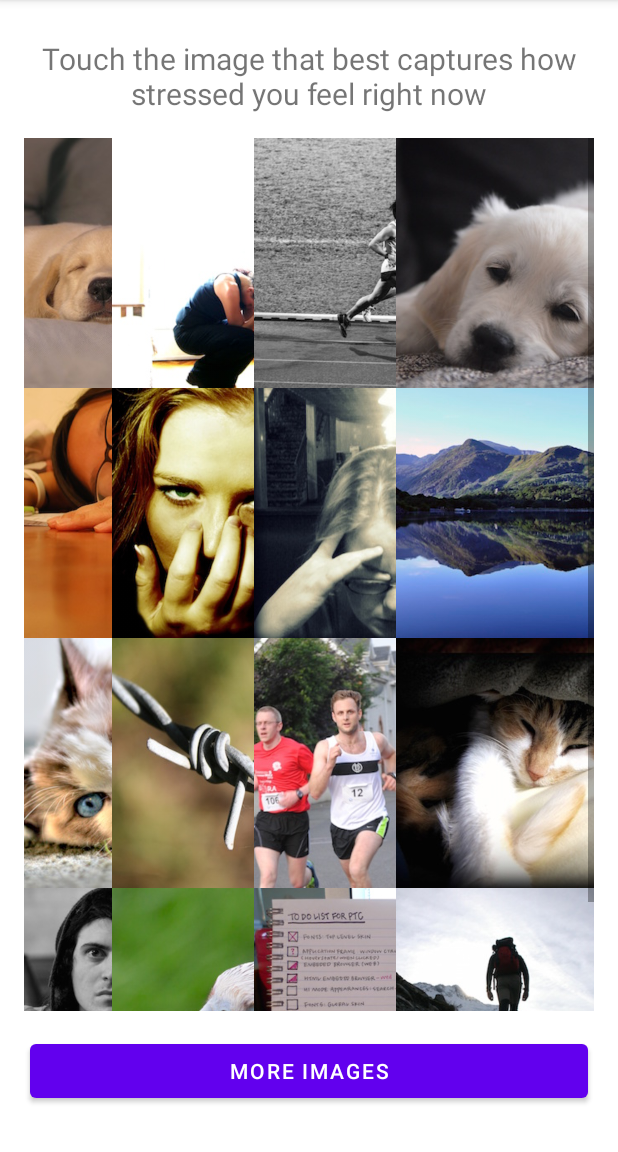
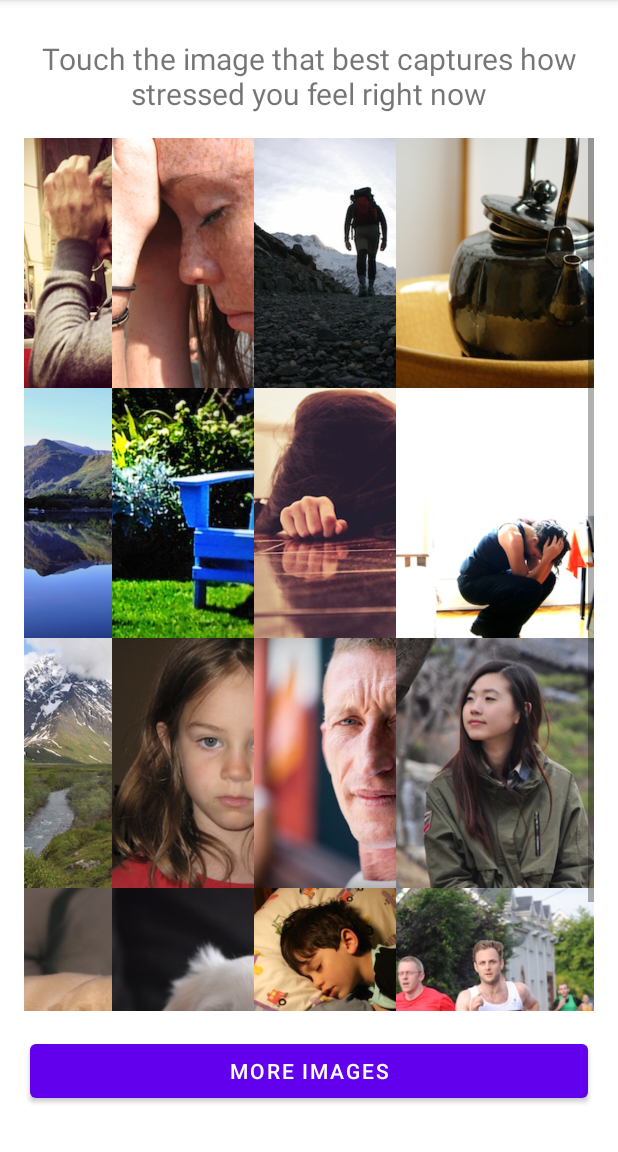
Before and after one commit to Vivian-Tung/StressMeter, an Android app: the screen it shows after launch (MainActivity), after a tap on "MORE IMAGES", on a phone screen of 412 x 824 dp, the part 84-1236 px from its top. Run offline under Robolectric (Android 15) with nearby library versions, the phone set to English and light mode, and no system bars; our stand-ins replace navigation-ui.

Commit message:
fix grid view

```diff
--- a/app/src/main/java/dev/viviantung/stressmeter/ui/results/ResultsFragment.kt
+++ b/app/src/main/java/dev/viviantung/stressmeter/ui/results/ResultsFragment.kt
@@ -130,9 +130,11 @@ class ResultsFragment : Fragment() {
                 setPadding(8, 8, 8, 8)
             }
 
+            // add UI tweaks to it
+            timeStampView.background = ResourcesCompat.getDrawable(resources, R.drawable.rectangle, null)
+            scoreView.background =  ResourcesCompat.getDrawable(resources, R.drawable.rectangle, null)
             row.addView(timeStampView)
             row.addView(scoreView)
-            row.background = ResourcesCompat.getDrawable(resources, R.drawable.rectangle, null)
             tableLayout.addView(row)
         }
     }
--- a/app/src/main/java/dev/viviantung/stressmeter/ui/stressmeter/StressmeterFragment.kt
+++ b/app/src/main/java/dev/viviantung/stressmeter/ui/stressmeter/StressmeterFragment.kt
@@ -51,10 +51,11 @@ class StressmeterFragment : Fragment() {
         }
 
         gridView = root.findViewById(R.id.img_grid)
-        gridView.adapter = GridViewAdapter(requireContext(), stressmeterViewModel.selectedImages)
+        gridView.adapter = GridViewAdapter(requireContext(), stressmeterViewModel.getCurrentBatch())
+
         root.findViewById<Button>(R.id.btn_more).setOnClickListener {
-            stressmeterViewModel.refreshImages()
-            gridView.adapter = GridViewAdapter(requireContext(), stressmeterViewModel.selectedImages)
+            stressmeterViewModel.loadNextBatch()
+            gridView.adapter = GridViewAdapter(requireContext(), stressmeterViewModel.getCurrentBatch())
         }
         // start vibrate and sound
         vibrate(requireContext())
--- a/app/src/main/java/dev/viviantung/stressmeter/ui/stressmeter/StressmeterViewModel.kt
+++ b/app/src/main/java/dev/viviantung/stressmeter/ui/stressmeter/StressmeterViewModel.kt
@@ -14,16 +14,21 @@ class StressmeterViewModel : ViewModel() {
 
     // display selected images
     private var _selectedImages: IntArray? = null
-    val selectedImages: IntArray
-        get() {
-            if (_selectedImages == null) {
-                _selectedImages = ImageData.imageIds.toList().shuffled().take(16).toIntArray()
-            }
-            return _selectedImages!!
-        }
+
+    var currentBatch = 0  // starts at batch 0
+    val imagesPerBatch = 16
+    val totalBatches = ImageData.imageIds.size / imagesPerBatch
+
+    fun getCurrentBatch(): IntArray {
+        val start = currentBatch * imagesPerBatch // start index
+        val end = minOf(start + imagesPerBatch, ImageData.imageIds.size) // either end of batch or end of total
+        _selectedImages = ImageData.imageIds.sliceArray(start until end) // slice
+        return _selectedImages!!
+    }
 
     // to get more images
-    fun refreshImages() {
-        _selectedImages = ImageData.imageIds.toList().shuffled().take(16).toIntArray()
+    fun loadNextBatch() {
+        currentBatch = (currentBatch + 1) % totalBatches
+        getCurrentBatch()
     }
 }
--- a/app/src/main/res/navigation/mobile_navigation.xml
+++ b/app/src/main/res/navigation/mobile_navigation.xml
@@ -14,7 +14,7 @@
     <fragment
         android:id="@+id/nav_results"
         android:name="dev.viviantung.stressmeter.ui.results.ResultsFragment"
-        android:label="@string/menu_results"
+        android:label="@string/menu_stressmeter"
         tools:layout="@layout/fragment_results" />
 
 
```
